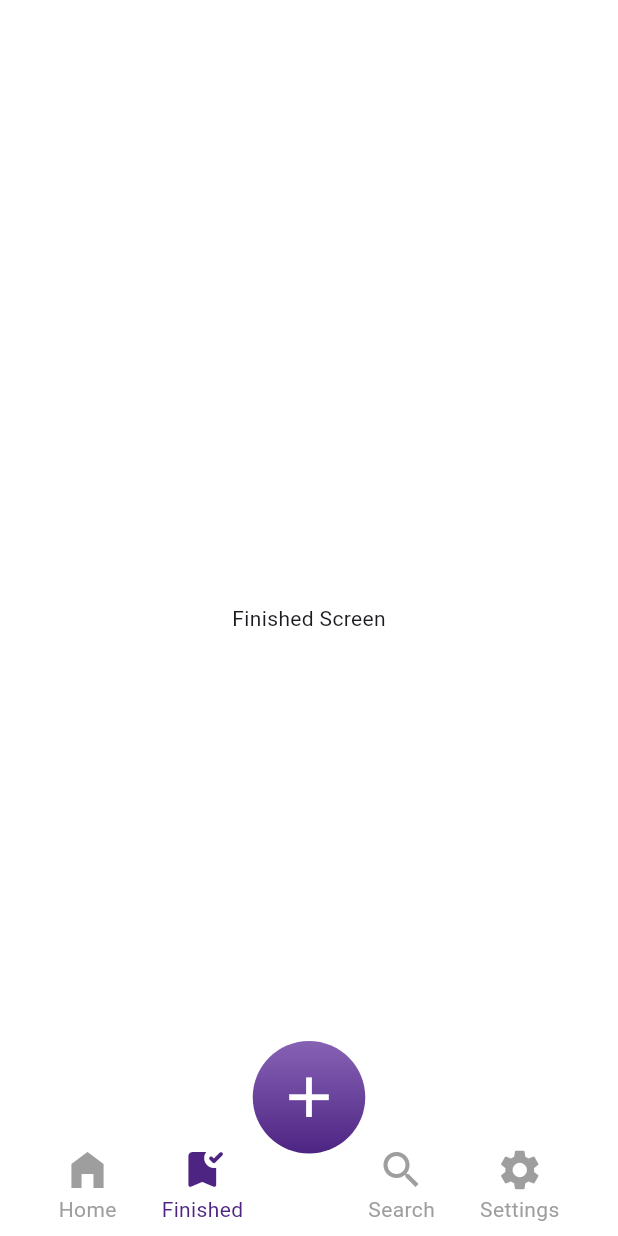
After one commit to Vanyaaafc/NotesApp, a Flutter app: the BottomBar screen opened by its route, item 2 of the bottom bar chosen, on a phone screen of 412 x 824 dp. The commit adds this screen. Run offline on Flutter 3.47's test engine with Material 3 defaults, Android fonts, the phone set to English and light mode, and no system bars; our stand-ins replace auto_route, firebase_auth, firebase_core, flutter_bloc, get_it, shared_preferences; accounts and stored records are empty; generated files the repository leaves out were written again; network calls fail.

Commit message:
create Bottom Bar Navigation

```diff
--- a/lib/features/auth_screen/presentation/auth_screen.dart
+++ b/lib/features/auth_screen/presentation/auth_screen.dart
@@ -36,7 +36,7 @@ class _AuthScreenState extends State<AuthScreen> {
       body: BlocListener<AuthBloc, AuthState>(
         listener: (context, state) {
           if (state is AuthLoadedState) {
-                AutoRouter.of(context).replaceAll([const MainRoute()]);
+                AutoRouter.of(context).replaceAll([const HomeRoute()]);
           }
           if (state is AuthErrorState) {
             ScaffoldMessenger.of(context)
--- /dev/null
+++ b/lib/features/bottom_bar/presentation/bottom_bar.dart
@@ -0,0 +1,76 @@
+import 'package:auto_route/auto_route.dart';
+import 'package:flutter/material.dart';
+import 'package:notes_app/features/bottom_bar/widgets/bottom_bar_widget.dart';
+import 'package:notes_app/routing/app_router.gr.dart';
+import 'package:notes_app/shared/styles/colors.dart';
+
+@RoutePage()
+class BottomBar extends StatelessWidget {
+  const BottomBar({super.key});
+
+  @override
+  Widget build(BuildContext context) {
+    return Stack(
+      children: [
+        AutoTabsScaffold(
+          extendBody: true,
+          backgroundColor: Colors.white,
+          routes: const [
+            HomeRoute(),
+            FinishedRoute(),
+            SearchRoute(),
+            SettingsRoute()
+          ],
+          bottomNavigationBuilder: (_, tabsRouter) {
+            return BottomBarWidget(
+              currentIndex: tabsRouter.activeIndex,
+              onTap: tabsRouter.setActiveIndex,
+              items: const [
+                BottomNavigationBarItem(
+                    icon: Icon(Icons.home_filled), label: 'Home'),
+                BottomNavigationBarItem(
+                    icon: Icon(Icons.bookmark_added_rounded),
+                    label: 'Finished'),
+                BottomNavigationBarItem(
+                    icon: Icon(Icons.search), label: 'Search'),
+                BottomNavigationBarItem(
+                    icon: Icon(Icons.settings), label: 'Settings')
+              ],
+              iconSize: 32,
+              selectedItemColor: AppColors.darkPurple,
+              unselectedItemColor: Colors.grey,
+            );
+          },
+        ),
+        Positioned(
+          bottom: 55,
+          left: 0,
+          right: 0,
+          child: Center(
+            child: Container(
+              width: 75,
+              height: 75,
+              decoration: const BoxDecoration(
+                shape: BoxShape.circle,
+                gradient: LinearGradient(
+                  colors: [AppColors.lightPurple, AppColors.darkPurple],
+                  begin: Alignment.topCenter,
+                  end: Alignment.bottomCenter,
+                ),
+              ),
+              child: RawMaterialButton(
+                shape: const CircleBorder(),
+                onPressed: () {},
+                child: const Icon(
+                  Icons.add,
+                  size: 45,
+                  color: Colors.white,
+                ),
+              ),
+            ),
+          ),
+        ),
+      ],
+    );
+  }
+}
--- /dev/null
+++ b/lib/features/bottom_bar/widgets/bottom_bar_widget.dart
@@ -0,0 +1,90 @@
+import 'dart:io';
+import 'package:flutter/material.dart';
+import 'package:notes_app/shared/styles/colors.dart';
+
+class BottomBarWidget extends StatelessWidget {
+  final int currentIndex;
+  final ValueChanged<int> onTap;
+  final List<BottomNavigationBarItem> items;
+  final Color selectedItemColor;
+  final Color unselectedItemColor;
+  final double iconSize;
+  final double paddingHorizontal;
+  final double itemSpacing;
+
+  const BottomBarWidget({
+    super.key,
+    required this.currentIndex,
+    required this.onTap,
+    required this.items,
+    this.selectedItemColor = AppColors.darkPurple,
+    this.unselectedItemColor = Colors.grey,
+    this.iconSize = 24.0,
+    this.paddingHorizontal = 24.0,
+    this.itemSpacing = 30.0,
+  });
+
+  @override
+  Widget build(BuildContext context) {
+    return Container(
+      color: Colors.white,
+      padding: EdgeInsets.only(
+        left: paddingHorizontal,
+        right: paddingHorizontal,
+        bottom: 8 + (Platform.isIOS ? 16 : 0),
+        top: 16,
+      ),
+      child: Row(
+        mainAxisAlignment: MainAxisAlignment.spaceBetween,
+        children: [
+          Row(
+            children: items.sublist(0, 2).asMap().entries.map((entry) {
+              int index = entry.key;
+              BottomNavigationBarItem item = entry.value;
+              return _buildNavItem(item, index);
+            }).toList(),
+          ),
+          Row(
+            children: items.sublist(2).asMap().entries.map((entry) {
+              int index = entry.key + 2;
+              BottomNavigationBarItem item = entry.value;
+              return _buildNavItem(item, index);
+            }).toList(),
+          ),
+        ],
+      ),
+    );
+  }
+
+  Widget _buildNavItem(BottomNavigationBarItem item, int index) {
+    return InkWell(
+      onTap: () => onTap(index),
+      child: Padding(
+        padding: EdgeInsets.symmetric(horizontal: itemSpacing / 2),
+        child: Column(
+          mainAxisSize: MainAxisSize.min,
+          children: [
+            IconTheme(
+              data: IconThemeData(
+                size: iconSize,
+                color: currentIndex == index
+                    ? selectedItemColor
+                    : unselectedItemColor,
+              ),
+              child: item.icon,
+            ),
+            if (item.label != null)
+              Text(
+                item.label!,
+                style: TextStyle(
+                  color: currentIndex == index
+                      ? selectedItemColor
+                      : unselectedItemColor,
+                ),
+              ),
+          ],
+        ),
+      ),
+    );
+  }
+}
--- /dev/null
+++ b/lib/features/finished_screen/presentation/finished_screen.dart
@@ -0,0 +1,12 @@
+import 'package:auto_route/auto_route.dart';
+import 'package:flutter/material.dart';
+
+@RoutePage()
+class FinishedScreen extends StatelessWidget {
+  const FinishedScreen({super.key});
+
+  @override
+  Widget build(BuildContext context) {
+    return const Center(child: Text('Finished Screen'),);
+  }
+}
--- a/lib/features/main_screen/presentation/main_screen.dart
+++ b/lib/features/home_screen/presentation/home_screen.dart
@@ -5,8 +5,8 @@ import 'package:notes_app/features/auth_screen/domain/auth_bloc.dart';
 import 'package:notes_app/routing/app_router.gr.dart';
 
 @RoutePage()
-class MainScreen extends StatelessWidget {
-  const MainScreen({super.key});
+class HomeScreen extends StatelessWidget {
+  const HomeScreen({super.key});
 
   @override
   Widget build(BuildContext context) {
@@ -21,7 +21,7 @@ class MainScreen extends StatelessWidget {
           child: Column(
             mainAxisAlignment: MainAxisAlignment.center,
             children: [
-              const Text('aloha'),
+              const Text('Home Screen'),
               const SizedBox(height: 16),
               ElevatedButton(
                 onPressed: () {
--- /dev/null
+++ b/lib/features/search_screen/presentation/search_screen.dart
@@ -0,0 +1,12 @@
+import 'package:auto_route/auto_route.dart';
+import 'package:flutter/material.dart';
+
+@RoutePage()
+class SearchScreen extends StatelessWidget {
+  const SearchScreen({super.key});
+
+  @override
+  Widget build(BuildContext context) {
+    return const Center(child: Text('Search Screen'),);
+  }
+}
--- /dev/null
+++ b/lib/features/settings_screen/presentation/settings_screen.dart
@@ -0,0 +1,14 @@
+import 'package:auto_route/auto_route.dart';
+import 'package:flutter/material.dart';
+
+@RoutePage()
+class SettingsScreen extends StatelessWidget {
+  const SettingsScreen({super.key});
+
+  @override
+  Widget build(BuildContext context) {
+    return const Center(
+      child: Text('Settings Screen'),
+    );
+  }
+}
--- a/lib/features/sign_up/presentation/sign_up_screen.dart
+++ b/lib/features/sign_up/presentation/sign_up_screen.dart
@@ -42,7 +42,7 @@ class _SignUpScreenState extends State<SignUpScreen> {
     return BlocListener<SignUpBloc, SignUpState>(
       listener: (context, state) {
         if (state is SignUpLoadedState) {
-          AutoRouter.of(context).replaceAll([const MainRoute()]);
+          AutoRouter.of(context).replaceAll([const HomeRoute()]);
         }
         if (state is SignUpErrorState) {
           ScaffoldMessenger.of(context)
--- a/lib/routing/app_router.dart
+++ b/lib/routing/app_router.dart
@@ -6,11 +6,14 @@ import 'package:notes_app/routing/routes.dart';
 class AppRouter extends RootStackRouter {
   @override
   List<AutoRoute> get routes => [
-    AutoRoute(page: AppRoute.page, path: '/', children: [
-      AutoRoute(page: AuthRoute.page, path: Routes.auth, initial: true),
-
-      ///to bottomBar
-      AutoRoute(page: MainRoute.page, path: Routes.main)
-    ])
-  ];
+        AutoRoute(page: AppRoute.page, path: '/', children: [
+          AutoRoute(page: AuthRoute.page, path: Routes.auth, initial: true),
+          AutoRoute(page: BottomBar.page, path: Routes.bottomBar, children: [
+            AutoRoute(page: HomeRoute.page, path: Routes.home),
+            AutoRoute(page: FinishedRoute.page, path: Routes.finished),
+            AutoRoute(page: SearchRoute.page, path: Routes.search),
+            AutoRoute(page: SettingsRoute.page, path: Routes.settings)
+          ])
+        ])
+      ];
 }
--- a/lib/routing/routes.dart
+++ b/lib/routing/routes.dart
@@ -1,4 +1,8 @@
 class Routes {
   static const auth = 'auth';
-  static const main = 'main';
+  static const home = 'home';
+  static const finished = 'finished';
+  static const search = 'search';
+  static const settings = 'settings';
+  static const bottomBar = 'bottomBar';
 }
```
